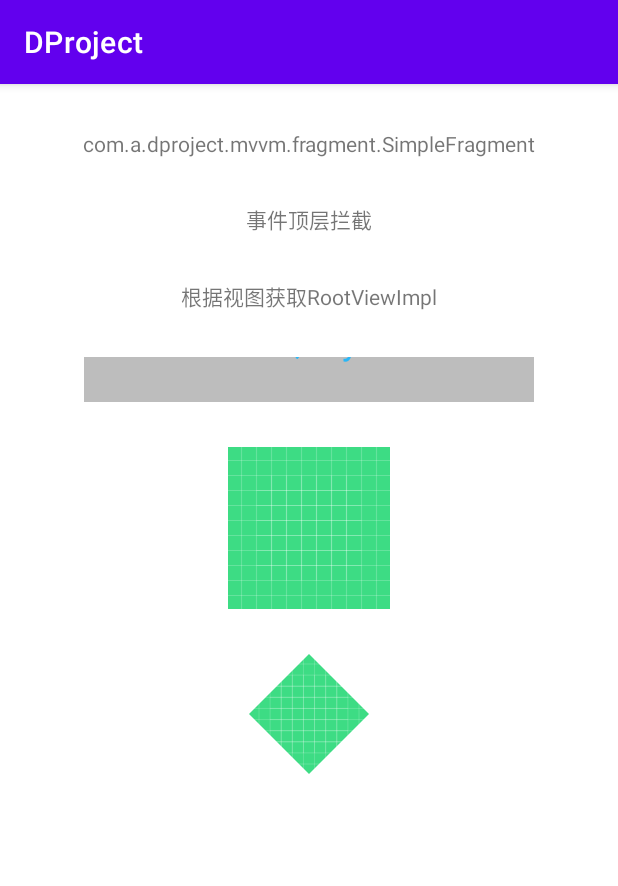
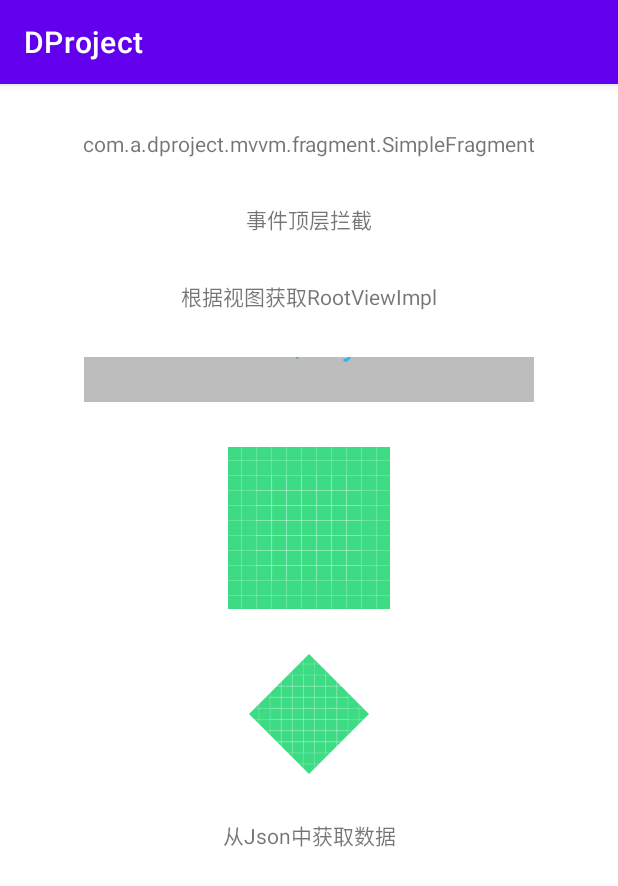
Before and after one commit to lijunjieone/DProject, an Android app: the SimpleFragment screen opened directly, with no data from a screen before it, on a phone screen of 412 x 824 dp. Shown: the top 886 px of the screen. Run offline under Robolectric (Android 15) with nearby library versions, the phone set to English and light mode, and no system bars; our stand-ins replace data binding.

Commit message:
使用Moshi完成json到对象的转换

```diff
--- a/app/build.gradle
+++ b/app/build.gradle
@@ -56,7 +56,9 @@ dependencies {
 //    kapt "frankiesardo:auto-parcel:$autoparcel_version"
 
     implementation 'com.github.android-notes.SwissArmyKnife:saklib:3.0.1-alpha1'
-    implementation("com.squareup.moshi:moshi:1.11.0")
+//    implementation("com.squareup.moshi:moshi:1.11.0")
+    implementation("com.squareup.moshi:moshi-kotlin:1.11.0")
+    kapt("com.squareup.moshi:moshi-kotlin-codegen:1.11.0")
 
     //dagger2，这个可以写在BaseMoudle里
     api "com.google.dagger:dagger:$dagger_version"
--- a/app/src/main/java/com/a/dproject/mvvm/fragment/SimpleFragment.kt
+++ b/app/src/main/java/com/a/dproject/mvvm/fragment/SimpleFragment.kt
@@ -17,6 +17,8 @@ import com.a.helper.utils.Utils
 import com.a.helper.window.compact.compact.IWindowChangeListener
 import com.a.helper.window.compact.compact.WindowRootViewCompat
 import com.a.processor.ListFragmentAnnotation
+import com.squareup.moshi.Moshi
+import com.squareup.moshi.kotlin.reflect.KotlinJsonAdapterFactory
 import com.wanjian.sak.SAK
 
 
@@ -106,6 +108,49 @@ class SimpleFragment : ArtBaseFragment() {
             car.engineA.run()
             car.engineB.run()
         }
+        binding.tvGetJson.setOnClickListener {
+//            "test".toast()
+            val h = handleJson()
+            h?.let {
+                h.hidden_card.rank.toast()
+            }
+        }
     }
 
+    fun handleJson(): BlackjackHand? {
+        val moshi = Moshi.Builder()
+                .addLast(KotlinJsonAdapterFactory())
+                .build()
+        val jsonAdapter = moshi.adapter<BlackjackHand>(BlackjackHand::class.java)
+        val blackjackHand = jsonAdapter.fromJson(json)
+        return blackjackHand
+    }
+
+    val json = """
+        {
+          "hidden_card": {
+            "rank": "6",
+            "suit": "SPADES"
+          },
+          "visible_cards": [
+            {
+              "rank": "4",
+              "suit": "CLUBS"
+            },
+            {
+              "rank": "A",
+              "suit": "HEARTS"
+            }
+          ]
+        }
+    """.trimIndent()
+
+    data class BlackjackHand(val hidden_card: Card, val visible_cards: List<Card>)
+    data class Card(val rank: String, val suit: Suit)
+    enum class Suit {
+        CLUBS,
+        DIAMONDS,
+        HEARTS,
+        SPADES
+    }
 }
--- a/app/src/main/res/layout/fragment_simple.xml
+++ b/app/src/main/res/layout/fragment_simple.xml
@@ -80,5 +80,15 @@
             app:layout_constraintStart_toStartOf="parent"
             app:layout_constraintTop_toBottomOf="@id/tv_dragger_1"
             app:shapeAppearanceOverlay="@style/diamondStyle" />
+
+        <TextView
+            android:id="@+id/tv_get_json"
+            android:layout_width="wrap_content"
+            android:layout_height="wrap_content"
+            android:layout_marginTop="30dp"
+            android:text="从Json中获取数据"
+            app:layout_constraintEnd_toEndOf="parent"
+            app:layout_constraintStart_toStartOf="parent"
+            app:layout_constraintTop_toBottomOf="@id/siv_diamond" />
     </androidx.constraintlayout.widget.ConstraintLayout>
 </layout>
```
